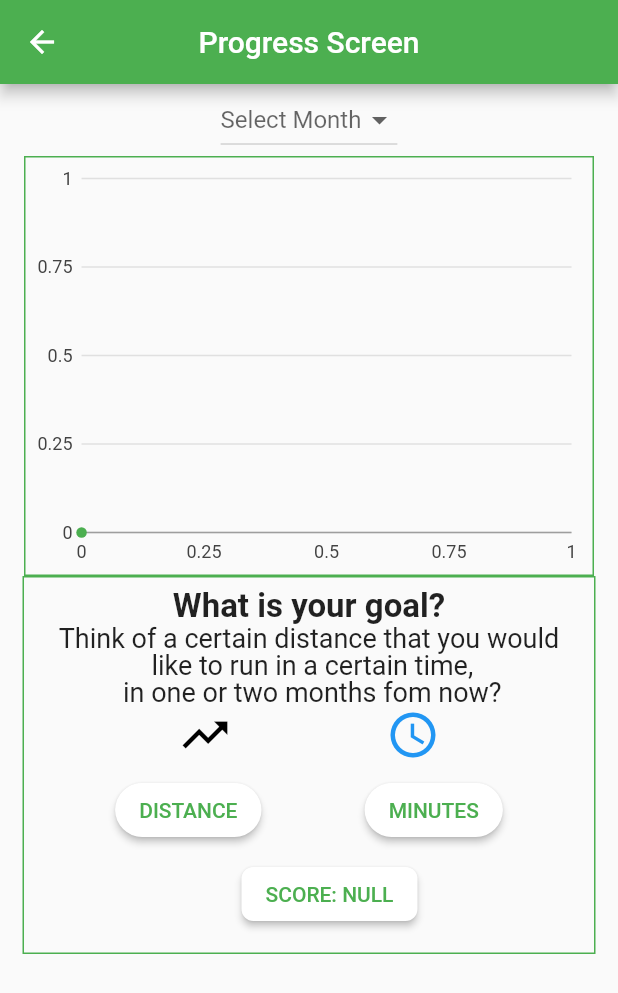
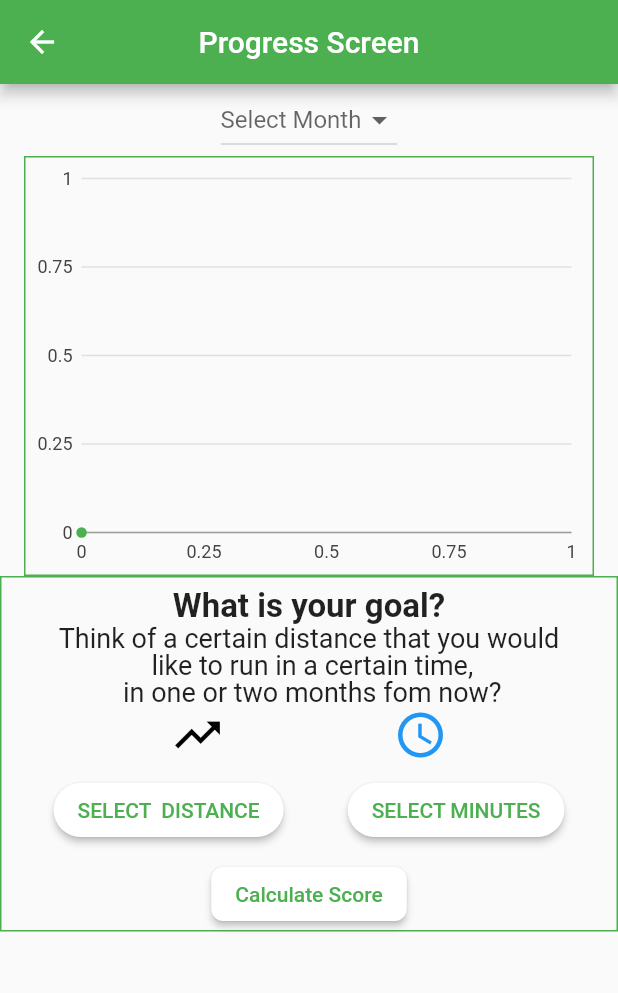
Before and after one commit to daniyalsajid/UBT, a Flutter app: the Userdata screen opened directly, on a phone screen of 412 x 824 dp. Shown: the top 993 px of the screen. Run offline on Flutter 3.47's test engine with Material 2 defaults, Android fonts, the phone set to English and light mode, and no system bars; our stand-ins replace charts_flutter, date_field, firebase_auth, firebase_core, firebase_database, fluttertoast; missing offline and left inert: firebase_auth_web, firebase_core_web, flutter_picker; accounts and stored records are empty.

Commit message:
score calculation completed

```diff
--- a/lib/main.dart
+++ b/lib/main.dart
@@ -1,3 +1,4 @@
+import 'package:UBT/states/progress_screen_provider.dart';
 import 'package:flutter/material.dart';
 import 'package:provider/provider.dart';
 import 'package:firebase_core/firebase_core.dart';
@@ -25,7 +26,10 @@ class MyApp extends StatelessWidget {
         StreamProvider(
           create: (context) =>
               context.read<AuthenticationService>().authStateChanges,
-        )
+        ),
+        ChangeNotifierProvider(
+          create: (_) => ProgressScreenProvider(),
+        ),
       ],
       child: MaterialApp(
         title: 'UBT-Running',
--- a/lib/screens/progress_screens/progress_chart.dart
+++ b/lib/screens/progress_screens/progress_chart.dart
@@ -1,7 +1,10 @@
+import 'package:UBT/states/progress_screen_provider.dart';
+
 /// Line chart example
 import 'package:charts_flutter/flutter.dart' as charts;
 import 'package:flutter/material.dart';
 import 'package:UBT/screens/progress_screens/user_data.dart';
+import 'package:provider/provider.dart';
 
 class PointsLineChart extends StatelessWidget {
   final List<charts.Series<LinearSales, int>> seriesList;
@@ -20,6 +23,8 @@ class PointsLineChart extends StatelessWidget {
 
   @override
   Widget build(BuildContext context) {
+    return Consumer<ProgressScreenProvider>(
+        builder: (context, consumer, childWidget) {
       return new charts.LineChart(seriesList,
           // domainAxis: charts.AxisSpec<dynamic>(showAxisLine: true, renderSpec: RenderS),
           // domainAxis: charts.DateTimeAxisSpec(
@@ -31,7 +36,8 @@ class PointsLineChart extends StatelessWidget {
           behaviors: [
             new charts.RangeAnnotation([
               new charts.LineAnnotationSegment(
-                30, charts.RangeAnnotationAxisType.measure,
+                  consumer.score != null ? consumer.score.abs() : 20,
+                  charts.RangeAnnotationAxisType.measure,
                   startLabel: 'Goal To Achieve',
                   // endLabel: 'Measure 1 End',
                   color: charts.MaterialPalette.gray.shade400),
@@ -49,6 +55,7 @@ class PointsLineChart extends StatelessWidget {
           ],
           defaultRenderer: new charts.LineRendererConfig(
               includePoints: true, includeArea: true, includeLine: true));
+    });
   }
 
   // / Create one series with sample hard coded data.
--- a/lib/screens/progress_screens/user_data.dart
+++ b/lib/screens/progress_screens/user_data.dart
@@ -1,3 +1,4 @@
+import 'package:UBT/states/progress_screen_provider.dart';
 import 'package:firebase_database/firebase_database.dart';
 import 'package:firebase_database/ui/firebase_animated_list.dart';
 import 'package:flutter/material.dart';
@@ -7,7 +8,7 @@ import 'package:charts_flutter/flutter.dart' as charts;
 import 'package:firebase_auth/firebase_auth.dart';
 import 'package:UBT/screens/progress_screens/progress_chart.dart';
 import 'package:flutter_picker/flutter_picker.dart';
-
+import 'package:provider/provider.dart';
 import 'package:intl/intl.dart';
 import 'package:flutter/services.dart';
 import 'dart:math';
@@ -29,7 +30,7 @@ class UserdataState extends State<Userdata> {
   // var d;
   int len;
   String minutes;
-  int totalminuites;
+  double totalminuites;
   int totaldistance;
   double distance;
   double score;
@@ -45,7 +46,7 @@ class UserdataState extends State<Userdata> {
   final databaseReference = FirebaseDatabase.instance.reference();
   // List<Map> lists = [];
   Item selectedUser;
-
+  var providerProgressScreen;
   List<String> users = <String>[
     'Jan',
     'Feb',
@@ -67,6 +68,8 @@ class UserdataState extends State<Userdata> {
   void initState() {
     super.initState();
     // readData();
+    providerProgressScreen =
+        Provider.of<ProgressScreenProvider>(context, listen: false);
     _ref = FirebaseDatabase.instance.reference().child(uploadAuth);
 
     var now = new DateTime.now();
@@ -79,26 +82,26 @@ class UserdataState extends State<Userdata> {
     double percentmax, vo2;
 
     percentmax = (0.8 +
-        0.1894393 * (exp(-0.012778 * int.parse(totalminuites.toString()))) +
-        0.2989558 * (exp(-0.1932605 * int.parse(totalminuites.toString()))));
+        0.1894393 * (exp(-0.012778 * double.parse(totalminuites.toString()))) +
+        0.2989558 * (exp(-0.1932605 * double.parse(totalminuites.toString()))));
 
     vo2 = ((-4.60 +
             0.182258 *
-                (distance *
+                (totaldistance *
 
                     // (int.parse(totaldistance.toString()) *
                     1000 /
-                    int.parse(totalminuites.toString()))) +
+                    double.parse(totalminuites.toString()))) +
         0.000104 *
             pow(
                 int.parse(totaldistance.toString()) *
                     1000 /
-                    int.parse(totalminuites.toString()),
+                    double.parse(totalminuites.toString()),
                 2));
-
-    score = vo2 / percentmax;
+    score = (vo2 / percentmax);
     // print(score);
-    return score;
+    providerProgressScreen.setScoreAndGoalToAchieve(score);
+    // return score;
   }
 
   Widget onTab() {
@@ -128,8 +131,9 @@ class UserdataState extends State<Userdata> {
         Duration _duration = Duration(
           hours: picker.getSelectedValues()[0],
         );
-
-        totaldistance = num.parse(hours1.toString().substring(0, 1));
+        // String a = picker.getSelectedValues()[0].toString();
+        totaldistance = num.parse(picker.getSelectedValues()[0].toString());
+        providerProgressScreen.setTotalDistance(totaldistance);
       },
     ).showDialog(context);
     return Container();
@@ -146,7 +150,7 @@ class UserdataState extends State<Userdata> {
       delimiter: <PickerDelimiter>[
         PickerDelimiter(
           child: Container(
-            width: 30.0,
+            // width: 30.0,
             alignment: Alignment.center,
             child: Icon(Icons.more_vert),
           ),
@@ -159,23 +163,26 @@ class UserdataState extends State<Userdata> {
       title: const Text('Select Minutes'),
       selectedTextStyle: TextStyle(color: Colors.green),
       onConfirm: (Picker picker, List<int> value) {
-        Duration hours1 = Duration(hours: picker.getSelectedValues()[0]);
-        Duration minutes1 = Duration(minutes: picker.getSelectedValues()[1]);
-        Duration seconds1 = Duration(seconds: picker.getSelectedValues()[2]);
+        // Duration hours1 = Duration(hours: picker.getSelectedValues()[0]);
+        // Duration minutes1 = Duration(minutes: picker.getSelectedValues()[1]);
+        // Duration seconds1 = Duration(seconds: picker.getSelectedValues()[2]);
 
-        // You get your duration here
+        // // You get your duration here
         Duration _duration = Duration(
           hours: picker.getSelectedValues()[0],
           minutes: picker.getSelectedValues()[1],
           seconds: picker.getSelectedValues()[2],
         );
+        String timeForShow =
+            "0${picker.getSelectedValues()[0]}:${picker.getSelectedValues()[1].toString().length > 1 ? picker.getSelectedValues()[1] : (0.toString() + picker.getSelectedValues()[1].toString())}:${picker.getSelectedValues()[2].toString().length > 1 ? picker.getSelectedValues()[2] : (0.toString() + picker.getSelectedValues()[2].toString())}";
+        int hoursnew =
+            num.parse((picker.getSelectedValues()[1] * 60).toString());
 
-        int hoursnew = num.parse(hours1.toString().substring(0, 1)) * 60;
-
-        int minutesnew = num.parse(minutes1.toString().substring(2, 4));
-
-        totalminuites = hoursnew + minutesnew;
-
+        int minutesnew = num.parse(picker.getSelectedValues()[1].toString());
+        double seconds =
+            num.parse((picker.getSelectedValues()[2] / 60).toStringAsFixed(2));
+        totalminuites = (hoursnew + minutesnew + seconds).toDouble();
+        providerProgressScreen.setTotalHourAndMinutes(timeForShow);
         return totalminuites;
       },
     ).showDialog(context);
@@ -194,13 +201,11 @@ class UserdataState extends State<Userdata> {
         var date = [];
         var score = [];
         try {
-          snapshot.value.forEach((x) => {
-                if (x != null)
-                  {
-                    date.add(
-                        x["DateString"].substring(x["DateString"].length - 2)),
-                    score.add(x["Score"].truncate())
-                  }
+          Map snapshotData = snapshot.value;
+          snapshotData.forEach((key, value) => {
+                date.add(value["DateString"]
+                    .substring(value["DateString"].length - 2)),
+                score.add(value["Score"].truncate())
               });
         } catch (_) {
           date = ["0"];
@@ -414,13 +419,9 @@ class UserdataState extends State<Userdata> {
                   child: Container(
                     decoration:
                         BoxDecoration(border: Border.all(color: Colors.green)),
-                    child: SizedBox(
-                      width: 380,
-                      height: 250,
                     child: Column(
-                        children: [
-                          Row(
-                            mainAxisAlignment: MainAxisAlignment.spaceEvenly,
+                      mainAxisAlignment: MainAxisAlignment.center,
+                      crossAxisAlignment: CrossAxisAlignment.center,
                       children: [
                         Text(
                           'What is your goal?',
@@ -429,11 +430,6 @@ class UserdataState extends State<Userdata> {
                               fontWeight: FontWeight.bold,
                               fontSize: 22),
                         ),
-                            ],
-                          ),
-                          Row(
-                            mainAxisAlignment: MainAxisAlignment.center,
-                            children: [
                         Text(
                           'Think of a certain distance that you would \n like to run in a certain time, \n in one or two months fom now?',
                           textAlign: TextAlign.center,
@@ -442,8 +438,6 @@ class UserdataState extends State<Userdata> {
                               height: 1,
                               // fontWeight: FontWeight.bold,
                               fontSize: 18),
-                              ),
-                            ],
                         ),
                         Row(
                           mainAxisAlignment: MainAxisAlignment.spaceEvenly,
@@ -462,7 +456,9 @@ class UserdataState extends State<Userdata> {
                             ),
                           ],
                         ),
-                          Row(
+                        Consumer<ProgressScreenProvider>(
+                            builder: (context, consumer, childWidget) {
+                          return Row(
                             mainAxisAlignment: MainAxisAlignment.spaceEvenly,
                             children: [
                               Padding(
@@ -473,7 +469,10 @@ class UserdataState extends State<Userdata> {
                                     borderRadius: BorderRadius.circular(18.0),
                                   ),
                                   child: Text(
-                                    "Distance".toUpperCase(),
+                                    consumer.totaldistance == null
+                                        ? "SELECT  Distance".toUpperCase()
+                                        : consumer.totaldistance.toString() +
+                                            " Km",
                                     style: TextStyle(
                                       fontSize: 14.0,
                                       color: Colors.green,
@@ -492,7 +491,9 @@ class UserdataState extends State<Userdata> {
                                     borderRadius: BorderRadius.circular(18.0),
                                   ),
                                   child: Text(
-                                    "Minutes".toUpperCase(),
+                                    consumer.totalHourWithMinutes == null
+                                        ? "SELECT Minutes".toUpperCase()
+                                        : consumer.totalHourWithMinutes,
                                     style: TextStyle(
                                       fontSize: 14.0,
                                       color: Colors.green,
@@ -504,32 +505,38 @@ class UserdataState extends State<Userdata> {
                                 ),
                               ),
                             ],
-                          ),
+                          );
+                        }),
                         Row(
+                          mainAxisAlignment: MainAxisAlignment.center,
+                          crossAxisAlignment: CrossAxisAlignment.center,
                           children: [
-                              Padding(
-                                padding: EdgeInsets.fromLTRB(145, 0, 0, 0),
-                                child: RaisedButton(
+                            RaisedButton(
                               color: Colors.white,
                               shape: RoundedRectangleBorder(
                                 borderRadius: BorderRadius.circular(8.0),
                               ),
-                                  child: Text(
-                                    "Score: $score".toUpperCase(),
+                              child: Consumer<ProgressScreenProvider>(
+                                  builder: (context, consumer, childWidget) {
+                                return Text(
+                                  consumer.score != null &&
+                                          consumer.score.isFinite
+                                      ? "Score: ${consumer.score.toStringAsFixed(2)}"
+                                          .toUpperCase()
+                                      : "Calculate Score",
                                   style: TextStyle(
                                     fontSize: 14.0,
                                     color: Colors.green,
                                   ),
-                                  ),
+                                );
+                              }),
                               onPressed: () {
                                 createData1();
                               },
                             ),
-                              ),
                           ],
                         )
                       ],
-                      ),
                     ),
                   ),
                 ),
--- /dev/null
+++ b/lib/states/progress_screen_provider.dart
@@ -0,0 +1,22 @@
+import 'package:flutter/material.dart';
+
+class ProgressScreenProvider extends ChangeNotifier {
+  double score;
+  int totaldistance;
+  String totalHourWithMinutes;
+
+  setScoreAndGoalToAchieve(double score) {
+    this.score = score;
+    notifyListeners();
+  }
+
+  setTotalDistance(int totaldistance) {
+    this.totaldistance = totaldistance;
+    notifyListeners();
+  }
+
+  setTotalHourAndMinutes(String totalHourWithMinutes) {
+    this.totalHourWithMinutes = totalHourWithMinutes;
+    notifyListeners();
+  }
+}
--- a/pubspec.yaml
+++ b/pubspec.yaml
@@ -37,6 +37,7 @@ dependencies:
   flutter_picker: ^1.1.5
   duration: ^2.0.15
   fluttertoast: ^7.1.1
+
 
   #Firebase
   firebase_database: "^4.1.1"
```
Also changed, not shown: lib/screens/progress_screens/user_entry.dart (+11 -5 lines), pubspec.lock. Lines whose indentation alone changed are shown as unchanged.
